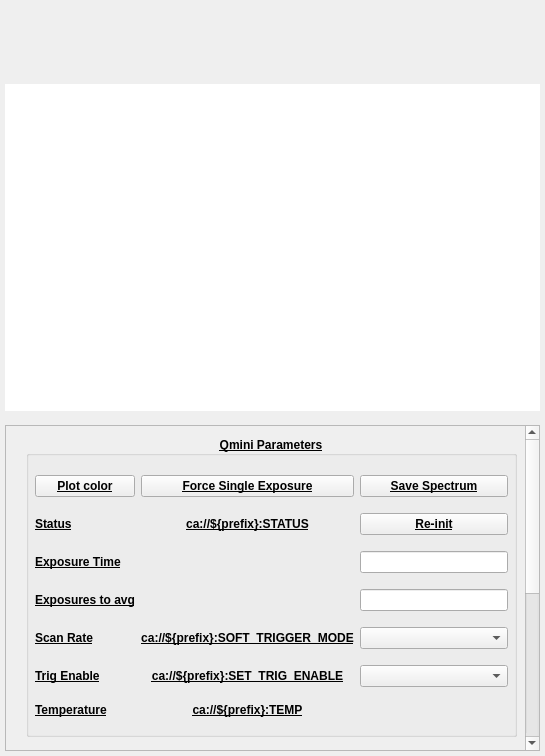
Old version of the form pcdsdevices/ui/QminiSpectrometer.embedded.ui in the repository pcdshub/pcdsdevices.
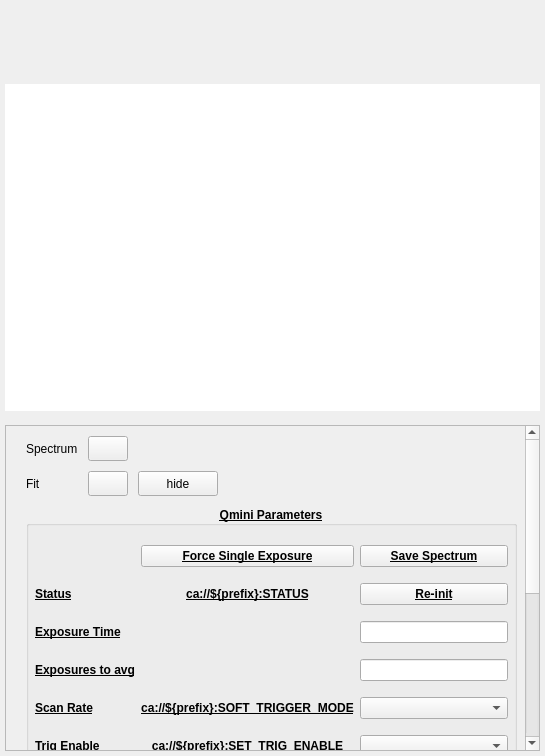
New version of the form. Custom widgets are drawn as their Qt base class.

Commit message: ENH: Add recolor and toggle option for fitted curve

Patch:
```diff
--- a/pcdsdevices/ui/QminiSpectrometer.embedded.ui
+++ b/pcdsdevices/ui/QminiSpectrometer.embedded.ui
@@ -279,16 +279,104 @@
          <x>20</x>
          <y>10</y>
          <width>491</width>
-         <height>612</height>
+         <height>693</height>
         </rect>
        </property>
-       <layout class="QVBoxLayout" name="param_layout" stretch="1,1">
+       <layout class="QVBoxLayout" name="param_layout" stretch="0,1,1">
         <property name="spacing">
          <number>10</number>
         </property>
         <property name="sizeConstraint">
          <enum>QLayout::SetNoConstraint</enum>
         </property>
+        <item>
+         <layout class="QGridLayout" name="graph_tools">
+          <item row="0" column="1">
+           <widget class="QPushButton" name="recolor_graph_button">
+            <property name="sizePolicy">
+             <sizepolicy hsizetype="Fixed" vsizetype="Fixed">
+              <horstretch>0</horstretch>
+              <verstretch>0</verstretch>
+             </sizepolicy>
+            </property>
+            <property name="minimumSize">
+             <size>
+              <width>25</width>
+              <height>25</height>
+             </size>
+            </property>
+            <property name="text">
+             <string/>
+            </property>
+           </widget>
+          </item>
+          <item row="1" column="1">
+           <widget class="QPushButton" name="recolor_fit_button">
+            <property name="sizePolicy">
+             <sizepolicy hsizetype="Fixed" vsizetype="Fixed">
+              <horstretch>0</horstretch>
+              <verstretch>0</verstretch>
+             </sizepolicy>
+            </property>
+            <property name="minimumSize">
+             <size>
+              <width>25</width>
+              <height>25</height>
+             </size>
+            </property>
+            <property name="text">
+             <string/>
+            </property>
+           </widget>
+          </item>
+          <item row="1" column="3">
+           <spacer name="horizontalSpacer">
+            <property name="orientation">
+             <enum>Qt::Horizontal</enum>
+            </property>
+            <property name="sizeHint" stdset="0">
+             <size>
+              <width>40</width>
+              <height>20</height>
+             </size>
+            </property>
+           </spacer>
+          </item>
+          <item row="1" column="2">
+           <widget class="QPushButton" name="toggle_fit_button">
+            <property name="sizePolicy">
+             <sizepolicy hsizetype="Fixed" vsizetype="Fixed">
+              <horstretch>0</horstretch>
+              <verstretch>0</verstretch>
+             </sizepolicy>
+            </property>
+            <property name="minimumSize">
+             <size>
+              <width>25</width>
+              <height>25</height>
+             </size>
+            </property>
+            <property name="text">
+             <string>hide</string>
+            </property>
+           </widget>
+          </item>
+          <item row="0" column="0">
+           <widget class="QLabel" name="spectrum_recolor_label">
+            <property name="text">
+             <string>Spectrum</string>
+            </property>
+           </widget>
+          </item>
+          <item row="1" column="0">
+           <widget class="QLabel" name="fit_recolor_label">
+            <property name="text">
+             <string>Fit</string>
+            </property>
+           </widget>
+          </item>
+         </layout>
+        </item>
         <item>
          <widget class="QGroupBox" name="qmini_params">
           <property name="sizePolicy">
@@ -1001,13 +1089,6 @@
              </property>
             </widget>
            </item>
-           <item row="0" column="0">
-            <widget class="QPushButton" name="recolor_graph_button">
-             <property name="text">
-              <string>Plot color</string>
-             </property>
-            </widget>
-           </item>
           </layout>
          </widget>
         </item>
```
Left out of the diff: 2 changed lines with no effect on the pictures.
